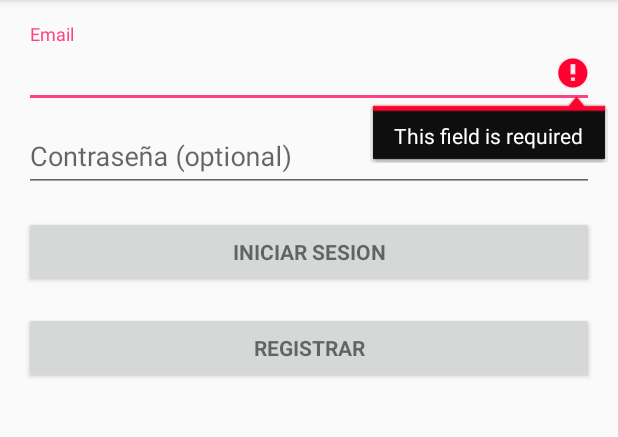
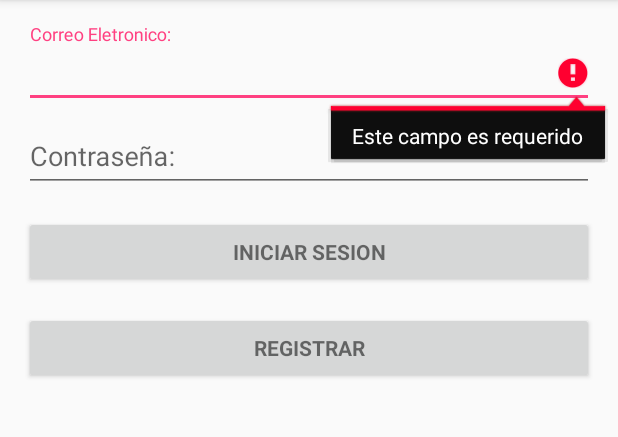
Before and after one commit to mrdav1111/YourPacked, an Android app: the screen it shows after launch (LoginActivity), after a tap on "INICIAR SESION", on a phone screen of 412 x 824 dp, the part 84-521 px from its top. Run offline under Robolectric (Android 15) with nearby library versions, the phone set to English and light mode, and no system bars; our stand-ins replace Firebase (no records; nobody signed in at launch, a user with empty details on screens opened directly); 2 statements that could not run were skipped.

Commit message:
Login es español.

```diff
--- a/app/src/main/res/values/strings.xml
+++ b/app/src/main/res/values/strings.xml
@@ -2,16 +2,15 @@
     <string name="app_name">YourPacked</string>
 
     <!-- Strings related to login -->
-    <string name="prompt_email">Email</string>
-    <string name="prompt_password">Contraseña (optional)</string>
-    <string name="action_sign_in">Sign in or register</string>
-    <string name="action_sign_in_short">Sign in</string>
-    <string name="error_invalid_email">This email address is invalid</string>
-    <string name="error_invalid_password">This password is too short</string>
-    <string name="error_incorrect_password">This password is incorrect</string>
-    <string name="error_field_required">This field is required</string>
-    <string name="permission_rationale">"Contacts permissions are needed for providing email
-        completions."
+    <string name="prompt_email">Correo Eletronico:</string>
+    <string name="prompt_password">Contraseña:</string>
+    <string name="action_sign_in">Inicia sesion o registrate</string>
+    <string name="action_sign_in_short">Inicia sesion</string>
+    <string name="error_invalid_email">Esta dirección de correo electrónico no es válida.</string>
+    <string name="error_invalid_password">Esta contraseña es demasiado corta</string>
+    <string name="error_incorrect_password">Esta contraseña es incorrecta</string>
+    <string name="error_field_required">Este campo es requerido</string>
+    <string name="permission_rationale">"Se necesitan permisos de contactos para proporcionar terminaciones de correo electrónico."
     </string>
     <string name="title_activity_main">MainActivity</string>
     <string name="sesion_iniciada">Ha iniciado sesion</string>
```
